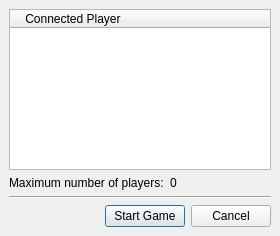
Before: the Qt Designer form src/gui/qt/startnetworkgamedialog.ui in pokerth/pokerth, drawn with Qt 5.
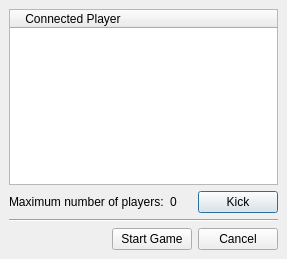
After: the same form once the commit is applied.

The edit to the form file:
```diff
--- a/src/gui/qt/startnetworkgamedialog.ui
+++ b/src/gui/qt/startnetworkgamedialog.ui
@@ -5,8 +5,8 @@
    <rect>
     <x>0</x>
     <y>0</y>
-    <width>280</width>
-    <height>236</height>
+    <width>287</width>
+    <height>259</height>
    </rect>
   </property>
   <property name="windowTitle" >
@@ -20,13 +20,6 @@
     <number>6</number>
    </property>
    <item row="1" column="0" >
-    <widget class="QLabel" name="label" >
-     <property name="text" >
-      <string>Maximum number of players:</string>
-     </property>
-    </widget>
-   </item>
-   <item row="3" column="0" colspan="2" >
     <layout class="QHBoxLayout" >
      <property name="margin" >
       <number>0</number>
@@ -34,6 +27,20 @@
      <property name="spacing" >
       <number>6</number>
      </property>
+     <item>
+      <widget class="QLabel" name="label" >
+       <property name="text" >
+        <string>Maximum number of players:</string>
+       </property>
+      </widget>
+     </item>
+     <item>
+      <widget class="QLabel" name="label_maxPlayerNumber" >
+       <property name="text" >
+        <string>0</string>
+       </property>
+      </widget>
+     </item>
      <item>
       <spacer>
        <property name="orientation" >
@@ -41,29 +48,29 @@
        </property>
        <property name="sizeHint" >
         <size>
-         <width>181</width>
+         <width>40</width>
          <height>20</height>
         </size>
        </property>
       </spacer>
      </item>
      <item>
-      <widget class="QPushButton" name="pushButton_startGame" >
+      <widget class="QPushButton" name="pushButton_Kick" >
        <property name="text" >
-        <string>Start Game</string>
-       </property>
-      </widget>
-     </item>
-     <item>
-      <widget class="QPushButton" name="pushButton_cancel" >
-       <property name="text" >
-        <string>Cancel</string>
+        <string>Kick</string>
        </property>
       </widget>
      </item>
     </layout>
    </item>
-   <item row="0" column="0" colspan="2" >
+   <item row="2" column="0" >
+    <widget class="Line" name="line" >
+     <property name="orientation" >
+      <enum>Qt::Horizontal</enum>
+     </property>
+    </widget>
+   </item>
+   <item row="0" column="0" >
     <widget class="QTreeWidget" name="treeWidget" >
      <column>
       <property name="text" >
@@ -72,19 +79,42 @@
      </column>
     </widget>
    </item>
-   <item row="1" column="1" >
-    <widget class="QLabel" name="label_maxPlayerNumber" >
-     <property name="text" >
-      <string>0</string>
+   <item row="3" column="0" >
+    <layout class="QHBoxLayout" >
+     <property name="margin" >
+      <number>0</number>
      </property>
-    </widget>
-   </item>
-   <item row="2" column="0" colspan="2" >
-    <widget class="Line" name="line" >
-     <property name="orientation" >
-      <enum>Qt::Horizontal</enum>
+     <property name="spacing" >
+      <number>6</number>
      </property>
-    </widget>
+     <item>
+      <spacer>
+       <property name="orientation" >
+        <enum>Qt::Horizontal</enum>
+       </property>
+       <property name="sizeHint" >
+        <size>
+         <width>181</width>
+         <height>20</height>
+        </size>
+       </property>
+      </spacer>
+     </item>
+     <item>
+      <widget class="QPushButton" name="pushButton_startGame" >
+       <property name="text" >
+        <string>Start Game</string>
+       </property>
+      </widget>
+     </item>
+     <item>
+      <widget class="QPushButton" name="pushButton_cancel" >
+       <property name="text" >
+        <string>Cancel</string>
+       </property>
+      </widget>
+     </item>
+    </layout>
    </item>
   </layout>
  </widget>
```
